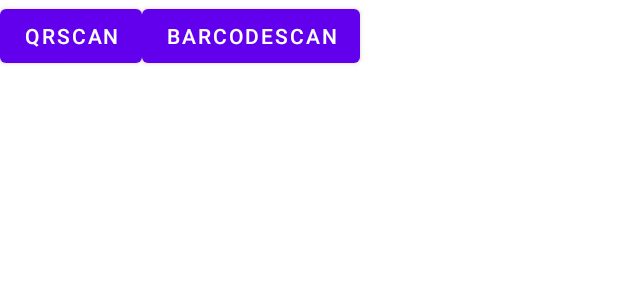
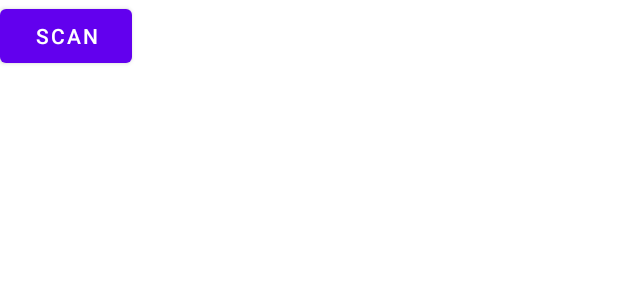
Before and after one commit to san-13/Scan-N-Go, an Android app: the layout fragment_home.xml on its own in the app's theme, with its tools: preview values and no code run, on a phone screen of 412 x 824 dp. Shown: the top 300 px of the screen. Run offline under Robolectric (Android 15) with nearby library versions, the phone set to English and light mode, and no system bars.

Commit message:
few basic changes

```diff
--- a/app/src/main/java/com/sv/scanngo/Home.kt
+++ b/app/src/main/java/com/sv/scanngo/Home.kt
@@ -26,9 +26,7 @@ class Home : Fragment() {
         binding.qrbtn.setOnClickListener {
             findNavController().navigate(R.id.action_home2_to_qrscan)
         }
-        binding.barbtn.setOnClickListener {
-            findNavController().navigate(R.id.action_home2_to_barscan)
-        }
+
     }
 
 }
--- a/app/src/main/res/layout/fragment_home.xml
+++ b/app/src/main/res/layout/fragment_home.xml
@@ -9,12 +9,8 @@
         android:layout_width="wrap_content"
         android:layout_height="wrap_content"
         android:id="@+id/qrbtn"
-        android:text="QrScan"/>
-    <Button
-    android:layout_width="wrap_content"
-    android:layout_height="wrap_content"
-    android:id="@+id/barbtn"
-    android:text="BarcodeScan"/>
+        android:text="Scan"/>
+
 
 
 </LinearLayout>
```
Also changed, not shown: app/src/main/java/com/sv/scanngo/barscan.kt (deleted, +0 -20 lines), app/src/main/res/layout/fragment_barscan.xml (deleted, +0 -14 lines), app/src/main/res/navigation/nav_graph.xml (+0 -8 lines).
